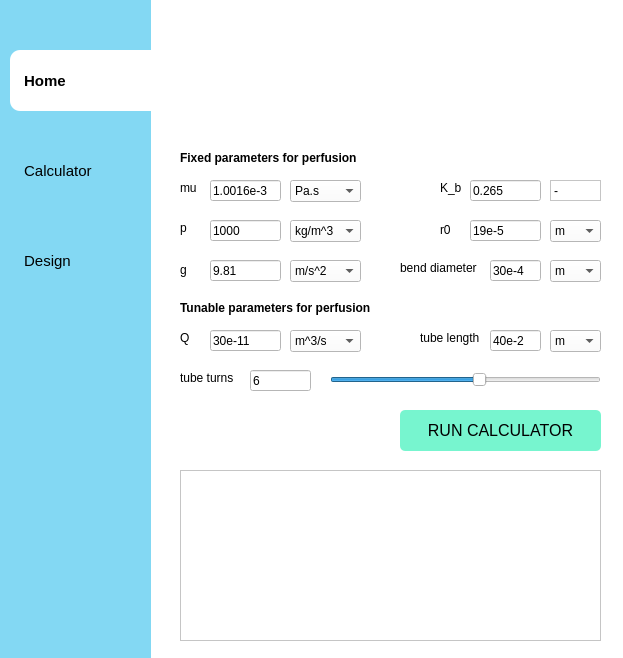
Old version of the form appGUI.ui in the repository JuanCamiloGS/VivoStreamGUI.
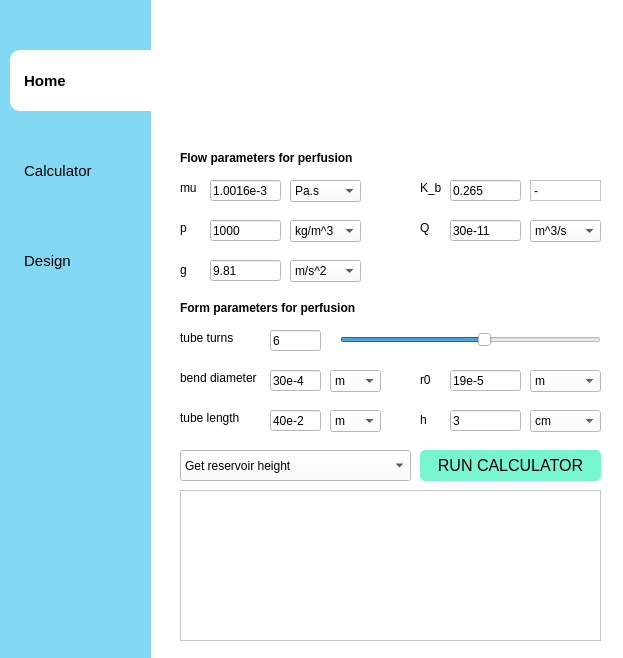
New version of the form. The open tabs and pages were chosen to show the change. Icons and pictures are not drawn.

Commit message: Calculator functions

The edit to the form file:
```diff
--- a/appGUI.ui
+++ b/appGUI.ui
@@ -296,8 +296,8 @@
      <widget class="QLineEdit" name="lineEditR0">
       <property name="geometry">
        <rect>
-        <x>300</x>
-        <y>80</y>
+        <x>280</x>
+        <y>230</y>
         <width>71</width>
         <height>21</height>
        </rect>
@@ -309,7 +309,7 @@
      <widget class="QLineEdit" name="lineEditKb">
       <property name="geometry">
        <rect>
-        <x>300</x>
+        <x>280</x>
         <y>40</y>
         <width>71</width>
         <height>21</height>
@@ -335,10 +335,10 @@
      <widget class="QPushButton" name="pushButton">
       <property name="geometry">
        <rect>
-        <x>230</x>
-        <y>270</y>
-        <width>201</width>
-        <height>41</height>
+        <x>250</x>
+        <y>310</y>
+        <width>181</width>
+        <height>31</height>
        </rect>
       </property>
       <property name="font">
@@ -356,9 +356,9 @@
      <widget class="QSlider" name="horizontalSlider">
       <property name="geometry">
        <rect>
-        <x>160</x>
-        <y>230</y>
-        <width>271</width>
+        <x>170</x>
+        <y>190</y>
+        <width>261</width>
         <height>20</height>
        </rect>
       </property>
@@ -381,8 +381,8 @@
      <widget class="QLabel" name="label_10">
       <property name="geometry">
        <rect>
-        <x>250</x>
-        <y>190</y>
+        <x>10</x>
+        <y>270</y>
         <width>61</width>
         <height>16</height>
        </rect>
@@ -395,7 +395,7 @@
       <property name="geometry">
        <rect>
         <x>10</x>
-        <y>230</y>
+        <y>190</y>
         <width>61</width>
         <height>16</height>
        </rect>
@@ -420,9 +420,9 @@
      <widget class="QLineEdit" name="lineEditTT">
       <property name="geometry">
        <rect>
-        <x>80</x>
-        <y>230</y>
-        <width>61</width>
+        <x>100</x>
+        <y>190</y>
+        <width>51</width>
         <height>21</height>
        </rect>
       </property>
@@ -434,17 +434,17 @@
       <property name="geometry">
        <rect>
         <x>10</x>
-        <y>330</y>
+        <y>350</y>
         <width>421</width>
-        <height>171</height>
+        <height>151</height>
        </rect>
       </property>
      </widget>
      <widget class="QLabel" name="label_4">
       <property name="geometry">
        <rect>
-        <x>270</x>
-        <y>80</y>
+        <x>250</x>
+        <y>230</y>
         <width>21</width>
         <height>20</height>
        </rect>
@@ -481,14 +481,14 @@
        </font>
       </property>
       <property name="text">
-       <string>Fixed parameters for perfusion</string>
+       <string>Flow parameters for perfusion</string>
       </property>
      </widget>
      <widget class="QLineEdit" name="lineEditBD">
       <property name="geometry">
        <rect>
-        <x>320</x>
-        <y>120</y>
+        <x>100</x>
+        <y>230</y>
         <width>51</width>
         <height>21</height>
        </rect>
@@ -500,8 +500,8 @@
      <widget class="QLabel" name="label_9">
       <property name="geometry">
        <rect>
-        <x>230</x>
-        <y>120</y>
+        <x>10</x>
+        <y>230</y>
         <width>81</width>
         <height>16</height>
        </rect>
@@ -513,7 +513,7 @@
      <widget class="QLabel" name="label_5">
       <property name="geometry">
        <rect>
-        <x>270</x>
+        <x>250</x>
         <y>40</y>
         <width>21</width>
         <height>16</height>
@@ -564,7 +564,7 @@
        </font>
       </property>
       <property name="text">
-       <string>Tunable parameters for perfusion</string>
+       <string>Form parameters for perfusion</string>
       </property>
      </widget>
      <widget class="QLabel" name="label_3">
@@ -583,8 +583,8 @@
      <widget class="QLineEdit" name="lineEditTL">
       <property name="geometry">
        <rect>
-        <x>320</x>
-        <y>190</y>
+        <x>100</x>
+        <y>270</y>
         <width>51</width>
         <height>21</height>
        </rect>
@@ -596,8 +596,8 @@
      <widget class="QLabel" name="label_6">
       <property name="geometry">
        <rect>
-        <x>10</x>
-        <y>190</y>
+        <x>250</x>
+        <y>80</y>
         <width>21</width>
         <height>16</height>
        </rect>
@@ -609,8 +609,8 @@
      <widget class="QLineEdit" name="lineEditQ">
       <property name="geometry">
        <rect>
-        <x>40</x>
-        <y>190</y>
+        <x>280</x>
+        <y>80</y>
         <width>71</width>
         <height>21</height>
        </rect>
@@ -637,8 +637,8 @@
      <widget class="QComboBox" name="comboBox3">
       <property name="geometry">
        <rect>
-        <x>120</x>
-        <y>190</y>
+        <x>360</x>
+        <y>80</y>
         <width>71</width>
         <height>22</height>
        </rect>
@@ -667,9 +667,9 @@
      <widget class="QComboBox" name="comboBox5">
       <property name="geometry">
        <rect>
-        <x>380</x>
-        <y>80</y>
-        <width>51</width>
+        <x>360</x>
+        <y>230</y>
+        <width>71</width>
         <height>22</height>
        </rect>
       </property>
@@ -697,8 +697,8 @@
      <widget class="QComboBox" name="comboBox7">
       <property name="geometry">
        <rect>
-        <x>380</x>
-        <y>120</y>
+        <x>160</x>
+        <y>230</y>
         <width>51</width>
         <height>22</height>
        </rect>
@@ -712,8 +712,8 @@
      <widget class="QComboBox" name="comboBox8">
       <property name="geometry">
        <rect>
-        <x>380</x>
-        <y>190</y>
+        <x>160</x>
+        <y>270</y>
         <width>51</width>
         <height>22</height>
        </rect>
@@ -727,9 +727,9 @@
      <widget class="QLabel" name="label_27">
       <property name="geometry">
        <rect>
-        <x>380</x>
+        <x>360</x>
         <y>40</y>
-        <width>51</width>
+        <width>71</width>
         <height>21</height>
        </rect>
       </property>
@@ -740,6 +740,67 @@
        <string>-</string>
       </property>
      </widget>
+     <widget class="QComboBox" name="comboBoxGet">
+      <property name="geometry">
+       <rect>
+        <x>10</x>
+        <y>310</y>
+        <width>231</width>
+        <height>31</height>
+       </rect>
+      </property>
+      <item>
+       <property name="text">
+        <string>Get reservoir height</string>
+       </property>
+      </item>
+      <item>
+       <property name="text">
+        <string>Get number of coils</string>
+       </property>
+      </item>
+     </widget>
+     <widget class="QLineEdit" name="lineEditH">
+      <property name="geometry">
+       <rect>
+        <x>280</x>
+        <y>270</y>
+        <width>71</width>
+        <height>21</height>
+       </rect>
+      </property>
+      <property name="text">
+       <string>3</string>
+      </property>
+     </widget>
+     <widget class="QLabel" name="label_13">
+      <property name="geometry">
+       <rect>
+        <x>250</x>
+        <y>270</y>
+        <width>21</width>
+        <height>20</height>
+       </rect>
+      </property>
+      <property name="text">
+       <string>h</string>
+      </property>
+     </widget>
+     <widget class="QComboBox" name="comboBox5_2">
+      <property name="geometry">
+       <rect>
+        <x>360</x>
+        <y>270</y>
+        <width>71</width>
+        <height>22</height>
+       </rect>
+      </property>
+      <item>
+       <property name="text">
+        <string>cm</string>
+       </property>
+      </item>
+     </widget>
     </widget>
     <widget class="QWidget" name="page_3">
      <widget class="QLabel" name="labelModel">
```
The commit also changes 2 other files.
